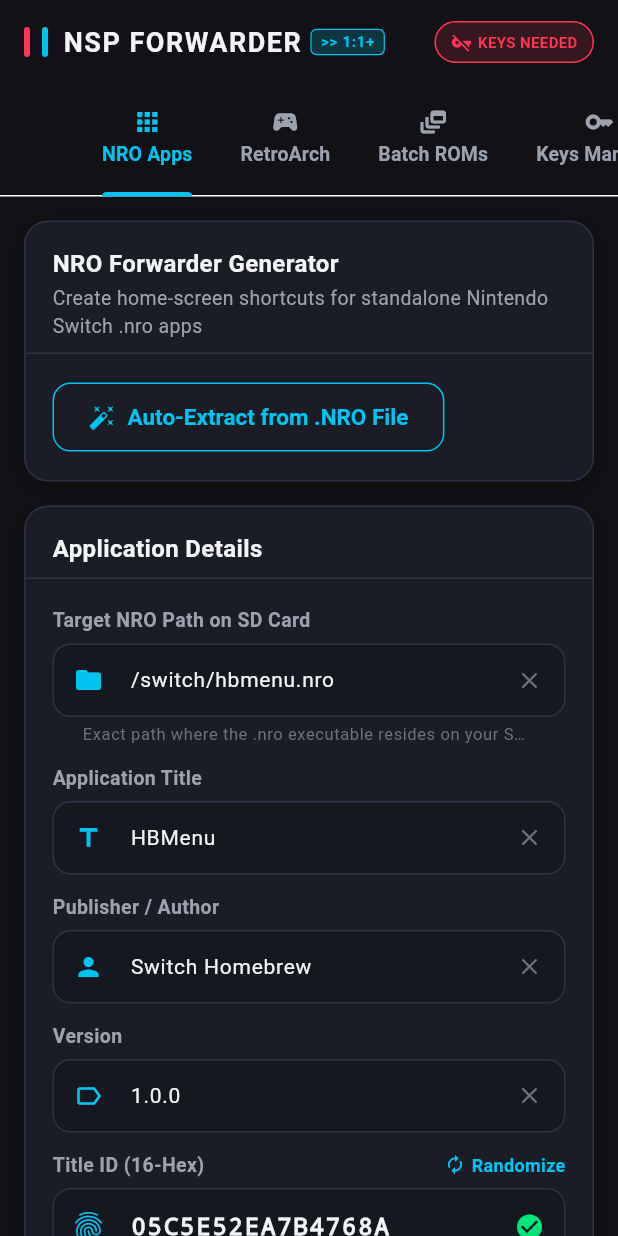
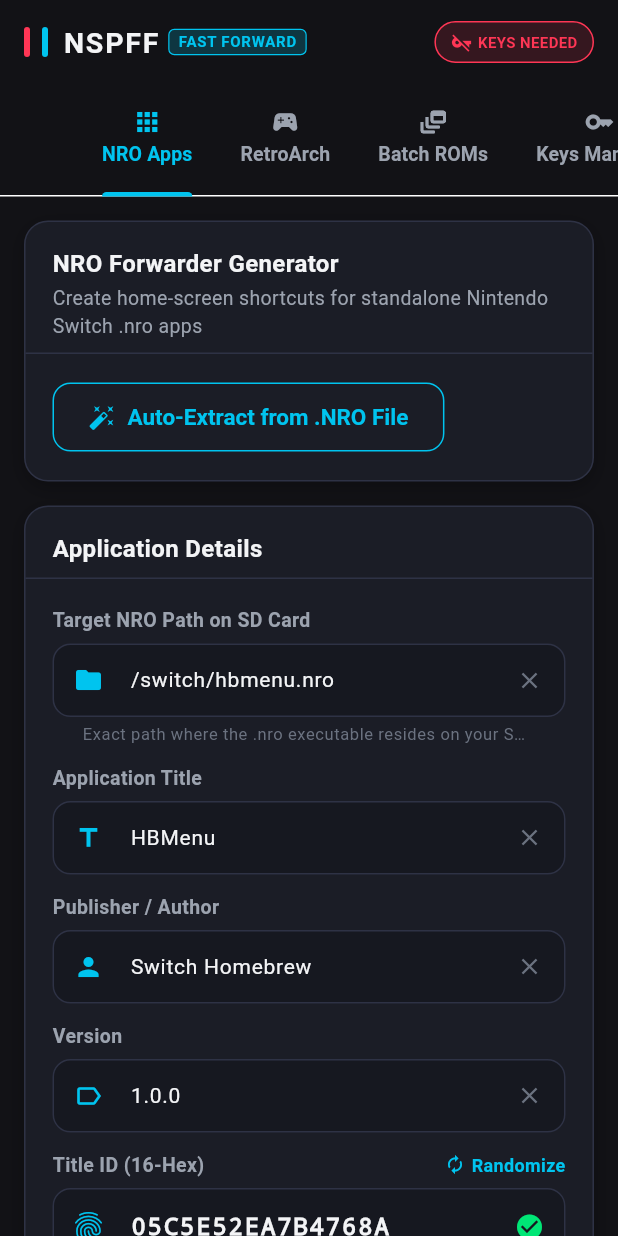
Before and after one commit to jxoesneon/NSPFF, a Flutter app: the screen it shows after launch, on a phone screen of 412 x 824 dp. Run offline on Flutter 3.47's test engine with Material 3 defaults, Android fonts, the phone set to English and light mode, and no system bars; our stand-ins replace file_picker, shared_preferences.

Commit message:
refactor: update application branding and namespace to NSPFF

```diff
--- a/lib/main.dart
+++ b/lib/main.dart
@@ -4,16 +4,16 @@
 
 void main() {
   WidgetsFlutterBinding.ensureInitialized();
-  runApp(const NspForwarderApp());
+  runApp(const NspffApp());
 }
 
-class NspForwarderApp extends StatelessWidget {
-  const NspForwarderApp({Key? key}) : super(key: key);
+class NspffApp extends StatelessWidget {
+  const NspffApp({Key? key}) : super(key: key);
 
   @override
   Widget build(BuildContext context) {
     return MaterialApp(
-      title: 'NSP Forwarder>>',
+      title: 'NSPFF (NSP Fast Forward)',
       debugShowCheckedModeBanner: false,
       theme: SwitchTheme.darkTheme,
       home: const MainNavigationScreen(),
--- a/lib/views/main_navigation_screen.dart
+++ b/lib/views/main_navigation_screen.dart
@@ -66,11 +66,11 @@
             ),
             const SizedBox(width: 10),
             const Text(
-              'NSP FORWARDER',
+              'NSPFF',
               style: TextStyle(
                 fontWeight: FontWeight.bold,
-                fontSize: 18,
-                letterSpacing: 1.0,
+                fontSize: 19,
+                letterSpacing: 1.2,
               ),
             ),
             const SizedBox(width: 6),
@@ -82,7 +82,7 @@
                 border: Border.all(color: SwitchTheme.switchCyan, width: 0.8),
               ),
               child: const Text(
-                '>> 1:1+',
+                'FAST FORWARD',
                 style: TextStyle(
                   color: SwitchTheme.switchCyan,
                   fontSize: 10,
--- a/pubspec.yaml
+++ b/pubspec.yaml
@@ -1,5 +1,5 @@
-name: nsp_forwarder
-description: "A private Flutter Android application for generating Nintendo Switch NRO and RetroArch NSP forwarders."
+name: nspff
+description: "NSPFF (NSP Fast Forward) - A private Flutter Android application for forwarding Nintendo Switch NRO apps and RetroArch ROMs."
 publish_to: 'none'
 version: 1.0.0+1
 
```
Also changed, not shown: 7 other files.
